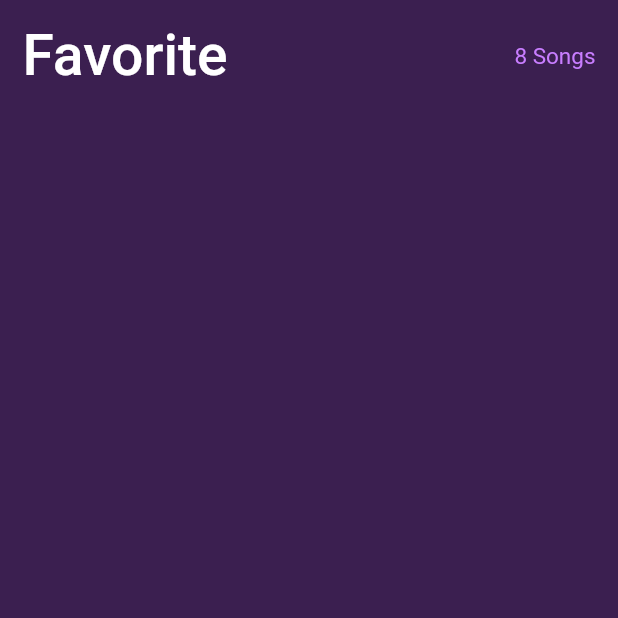
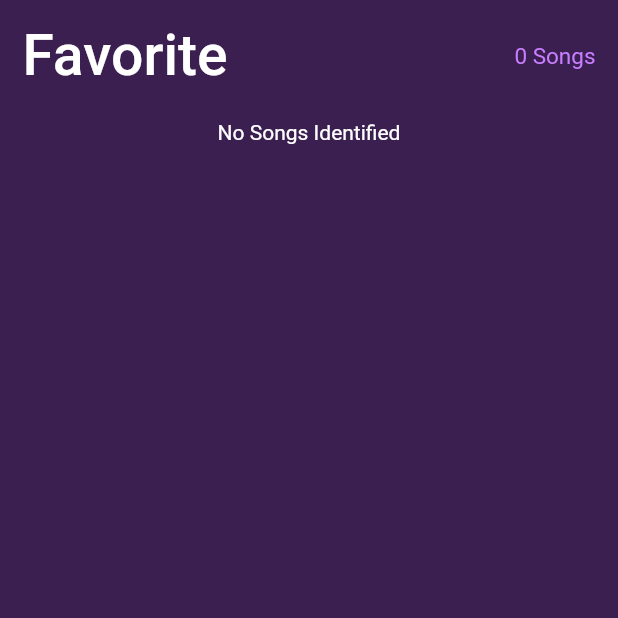
Before and after one commit to mvharikrishnan/Nirvana_Music_Player, a Flutter app: the FavoriteScreen screen opened directly, on a phone screen of 412 x 824 dp, the top half of it. Run offline on Flutter 3.47's test engine with Material 2 defaults, Android fonts, the phone set to English and light mode, and no system bars; our stand-ins replace animated_text_kit, assets_audio_player, audio_video_progress_bar, hive, hive_flutter, marquee and 3 more; accounts and stored records are empty.

Commit message:
LikedSongs Some how completed

```diff
--- /dev/null
+++ b/lib/Functions/likedSongs.dart
@@ -0,0 +1,28 @@
+//import 'package:flutter/cupertino.dart';
+//import 'package:hive/hive.dart';
+import 'package:flutter/material.dart';
+import 'package:nirvana/database/database_functions/dbFunctions.dart';
+import 'package:nirvana/database/songdb.dart';
+import 'package:hive_flutter/hive_flutter.dart';
+
+class PlaylistSongsClass{
+  static final Box<List>LikedSongBox = getPlaylistBox();
+  static final Box<Songs>songBox = getSongBox();
+
+ static addSongToLiked({required BuildContext context,required String ID})async{
+    final  List<Songs> songsList = songBox.values.toList().cast();
+    final  List<Songs> likedList = LikedSongBox.get('LikedSongs')!.toList().cast<Songs>();
+    final Songs likedMusicRef = songsList.firstWhere((song) => song.songPath.contains(ID));
+
+    if(likedList.where((Songs) => Songs.songPath == likedMusicRef.songPath).isEmpty){
+      likedList.add(likedMusicRef);
+      await LikedSongBox.put('LikedSongs', likedList);
+
+      //snackbarfunctionhere
+    }else{
+      likedList.removeWhere((Songs) => Songs.songPath==likedMusicRef.songPath);
+      await LikedSongBox.put('LikedSongs', likedList);
+      //show the snakbar
+    }
+  }
+}
--- a/lib/database/database_functions/dbFunctions.dart
+++ b/lib/database/database_functions/dbFunctions.dart
@@ -4,3 +4,7 @@ import 'package:nirvana/database/songdb.dart';
 Box<Songs> getSongBox(){
   return Hive.box<Songs>('Songs');
 }
+
+Box<List> getPlaylistBox(){
+ return Hive.box<List>('Playlist');
+}
--- a/lib/database/songdb.dart
+++ b/lib/database/songdb.dart
@@ -10,14 +10,14 @@ class Songs extends HiveObject {
   });
 
   @HiveField(0)
-  String? songPath;
+  String songPath;
 
   @HiveField(1)
-  String? songTitle;
+  String songTitle;
 
   @HiveField(2)
-  String? songArtist;
+  String songArtist;
 
   @HiveField(3)
-  int? id;
+  int id;
 }
--- a/lib/main.dart
+++ b/lib/main.dart
@@ -13,6 +13,7 @@ Future <void> main() async {
    Hive.registerAdapter(SongsAdapter());
  }
   await Hive.openBox<Songs>('Songs');
+  await Hive.openBox<List>('Playlist');
   SystemChrome.setPreferredOrientations([DeviceOrientation.portraitUp])
       .then((value) => runApp(MyApp()));
 }
--- a/lib/screens/favoriteScreen.dart
+++ b/lib/screens/favoriteScreen.dart
@@ -1,12 +1,19 @@
+import 'package:assets_audio_player/assets_audio_player.dart';
 import 'package:flutter/material.dart';
-import 'package:flutter/src/foundation/key.dart';
-import 'package:flutter/src/widgets/framework.dart';
+// import 'package:flutter/src/foundation/key.dart';
+// import 'package:flutter/src/widgets/framework.dart';
+import 'package:hive_flutter/hive_flutter.dart';
+//import 'package:hive/hive.dart';
+import 'package:nirvana/database/database_functions/dbFunctions.dart';
+import 'package:nirvana/database/songdb.dart';
 
 import '../widgets/songTile.dart';
 
 class FavoriteScreen extends StatelessWidget {
-  const FavoriteScreen({Key? key}) : super(key: key);
-
+  FavoriteScreen({Key? key}) : super(key: key);
+  final audioPlayer = new AssetsAudioPlayer.withId('0');
+  Box<List> PlaylistBox = getPlaylistBox();
+  Box<Songs> musicBox = getSongBox();
   @override
   Widget build(BuildContext context) {
     return Scaffold(
@@ -27,75 +34,49 @@ class FavoriteScreen extends StatelessWidget {
                         fontWeight: FontWeight.w500),
                   ),
                   Text(
-                    '8 Songs',
+                    '${PlaylistBox.get('LikedSongs')!.toList().length} Songs',
                     style: TextStyle(color: Color(0xFFC87DFF), fontSize: 15),
                   ),
                 ],
               ),
-              SizedBox(height: 20,),
-              Expanded(child: ListView(
-                children: [
-                  // SongTile(
-                  //       SongTitle: 'Story Of My Life',
-                  //       SongDetails: 'One Direction',
-                  //       SongCoverImage: 'assets/images/StoryOfMyLife.png',
-                  //       StartTimer: '1:12',
-                  //       EndTimer: '2:59',
-                  //     ),
-                  //     SongTile(
-                  //       SongTitle: 'Whats Makes You Beautuful',
-                  //       SongDetails: 'One Direction',
-                  //       SongCoverImage:
-                  //           'assets/images/What_Makes_You_Beautiful_Album_Cover.jpg',
-                  //       StartTimer: '0:00',
-                  //       EndTimer: '3.03',
-                  //     ),
-                  //     SongTile(
-                  //       SongTitle: 'Drag Me Down',
-                  //       SongDetails: 'One Direction',
-                  //       SongCoverImage:
-                  //           'assets/images/One_Direction_-_Drag_Me_Down_(Official_Single_Cover).png',
-                  //       StartTimer: '0:00',
-                  //       EndTimer: '3:12',
-                  //     ),
-                  //     SongTile(
-                  //       SongTitle: 'Ole Melody',
-                  //       SongDetails: 'Thallumaala',
-                  //       SongCoverImage: 'assets/images/ole meledy.jpg',
-                  //       StartTimer: '0:00',
-                  //       EndTimer: '3:12',
-                  //     ),
-                  //     SongTile(
-                  //       SongTitle: 'Dard E Disco',
-                  //       SongDetails: 'Sukhwindar Singh',
-                  //       SongCoverImage: 'assets/images/dard e disco.jpg',
-                  //       StartTimer: '0:00',
-                  //       EndTimer: '3:12',
-                  //     ),
-                  //     SongTile(
-                  //       SongTitle: 'Drag Me Down',
-                  //       SongDetails: 'One Direction',
-                  //       SongCoverImage:
-                  //           'assets/images/One_Direction_-_Drag_Me_Down_(Official_Single_Cover).png',
-                  //       StartTimer: '0:00',
-                  //       EndTimer: '3:12',
-                  //     ),
-                  //     SongTile(
-                  //       SongTitle: 'Ole Melody',
-                  //       SongDetails: 'Thallumaala',
-                  //       SongCoverImage: 'assets/images/ole meledy.jpg',
-                  //       StartTimer: '0:00',
-                  //       EndTimer: '3:12',
-                  //     ),
-                  //     SongTile(
-                  //       SongTitle: 'Dard E Disco',
-                  //       SongDetails: 'Sukhwindar Singh',
-                  //       SongCoverImage: 'assets/images/dard e disco.jpg',
-                  //       StartTimer: '0:00',
-                  //       EndTimer: '3:12',
-                  //     ),
-                ],
-              ))
+              SizedBox(
+                height: 20,
+              ),
+              Expanded(
+                child: ListView(
+                  children: [
+                    ValueListenableBuilder(
+                      valueListenable: PlaylistBox.listenable(),
+                      builder: (BuildContext context, Box<List> value,
+                          Widget? child) {
+                        List<Songs> musicList =
+                            PlaylistBox.get('LikedSongs')!.toList().cast<Songs>();
+
+                        return (musicList.isEmpty)
+                            ? Center(
+                                child: Text(
+                                'No Songs Identified',
+                                style: TextStyle(color: Colors.white),
+                              ))
+                            : ListView.builder(
+                                itemCount: musicList.length,
+                                shrinkWrap: true,
+                                physics: ScrollPhysics(),
+                                itemBuilder: (context, index) {
+                                  return SongTile(
+                                    Index: index,
+                                    audioPlayer: audioPlayer,
+                                    //keys: keys,
+                                    onpressed: () {},
+                                    audioList: musicList,
+                                  );
+                                },
+                              );
+                      },
+                    ),
+                  ],
+                ),
+              ),
             ],
           ),
         ),
--- a/lib/widgets/miniMusicPlayer.dart
+++ b/lib/widgets/miniMusicPlayer.dart
@@ -47,7 +47,7 @@ class _MiniMusicPlayerState extends State<MiniMusicPlayer> {
   convertMusic() {
     for (var song in widget.songList) {
       songAudio.add(
-        Audio.file(song.songPath!,
+        Audio.file(song.songPath,
             metas: Metas(
               title: song.songTitle,
               id: song.id.toString(),
@@ -201,8 +201,9 @@ class _MiniMusicPlayerState extends State<MiniMusicPlayer> {
                 ),
               ),
               Positioned(
+
                 child: CircleAvatar(
-                  // radius: 35,
+                   radius: 35,
                   // backgroundImage: AssetImage(
                   //     widget.audioPlayer.getCurrentAudioImage.toString()),
                   child: QueryArtworkWidget(
```
Also changed, not shown: lib/screens/homeScreen.dart (+12 -60 lines), lib/screens/navigationScreen.dart (+4 -7 lines), lib/screens/splashScreen.dart (+15 -2 lines), lib/widgets/songTile.dart (+40 -55 lines), lib/database/songdb.g.dart.
